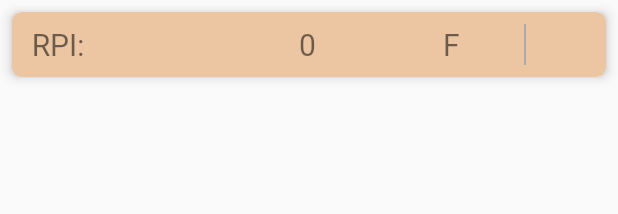
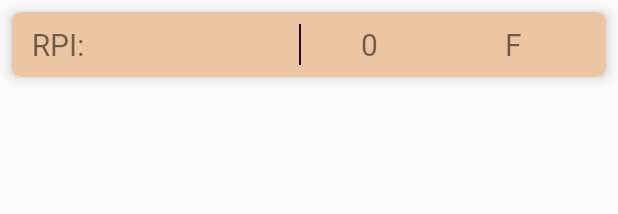
Before and after one commit to kingcobra2468/SimpleT, an Android app: the layout fragment_rpist_card.xml on its own in the app's theme, with its tools: preview values and no code run, on a phone screen of 412 x 824 dp. Shown: the top 214 px of the screen. Run offline under Robolectric (Android 15) with nearby library versions, the phone set to English and light mode, and no system bars; network calls fail.

Commit message:
fixed divider position & color

```diff
--- a/app/src/main/res/layout/fragment_rpist_card.xml
+++ b/app/src/main/res/layout/fragment_rpist_card.xml
@@ -36,6 +36,12 @@
                 android:layout_height="wrap_content"
                 android:textSize="20sp" />
 
+            <View
+                android:layout_width="1dp"
+                android:layout_height="match_parent"
+                android:layout_marginRight="40dp"
+                android:background="@color/dark_purple" />
+
             <TextView
                 android:id="@+id/temperature"
                 android:layout_width="wrap_content"
@@ -53,12 +59,6 @@
                 android:text="F"
                 android:textSize="20sp" />
 
-            <View
-                android:layout_width="1dp"
-                android:layout_height="match_parent"
-                android:layout_marginRight="40dp"
-                android:background="@android:color/darker_gray" />
-
         </LinearLayout>
 
     </com.google.android.material.card.MaterialCardView>
```
